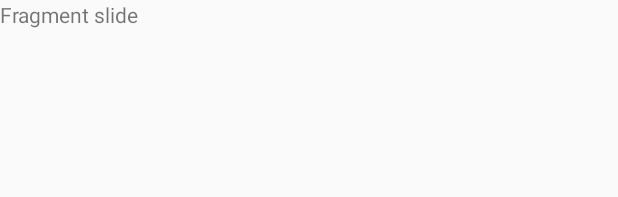
After one commit to TimeFur/Ballon, an Android app: the layout screen_slide_page.xml on its own in the app's theme, with its tools: preview values and no code run, on a phone screen of 412 x 824 dp. The commit adds this screen. Shown: the top 197 px of the screen. Run offline under Robolectric (Android 15) with nearby library versions, the phone set to English and light mode, and no system bars.

Commit message:
Create the ViewPager
1. ViewPager is using the adapter for customizing the slide
2. Using the FragmentStaticPagerAdapter to set the amount of fragment
and switch to the specfic fragment
3. getItem function should return the Fragment class

```diff
--- /dev/null
+++ b/app/src/main/res/layout/screen_slide_page.xml
@@ -0,0 +1,12 @@
+<?xml version="1.0" encoding="utf-8"?>
+<LinearLayout xmlns:android="http://schemas.android.com/apk/res/android"
+    android:layout_width="match_parent"
+    android:layout_height="match_parent">
+
+    <TextView
+        android:id="@+id/textView4"
+        android:layout_width="wrap_content"
+        android:layout_height="wrap_content"
+        android:layout_weight="1"
+        android:text="Fragment slide" />
+</LinearLayout>
--- a/app/src/main/res/values/styles.xml
+++ b/app/src/main/res/values/styles.xml
@@ -1,7 +1,7 @@
 <resources>
 
     <!-- Base application theme. -->
-    <style name="AppTheme" parent="Theme.AppCompat.Light.DarkActionBar">
+    <style name="AppTheme" parent="Theme.AppCompat.Light.NoActionBar">
         <!-- Customize your theme here. -->
         <item name="colorPrimary">@color/colorPrimary</item>
         <item name="colorPrimaryDark">@color/colorPrimaryDark</item>
```
Also changed, not shown: app/src/main/java/com/example/wayne/pdor/Knowledge.java (+42 -4 lines), app/src/main/res/layout/activity_knowledge.xml (+22 -11 lines).
